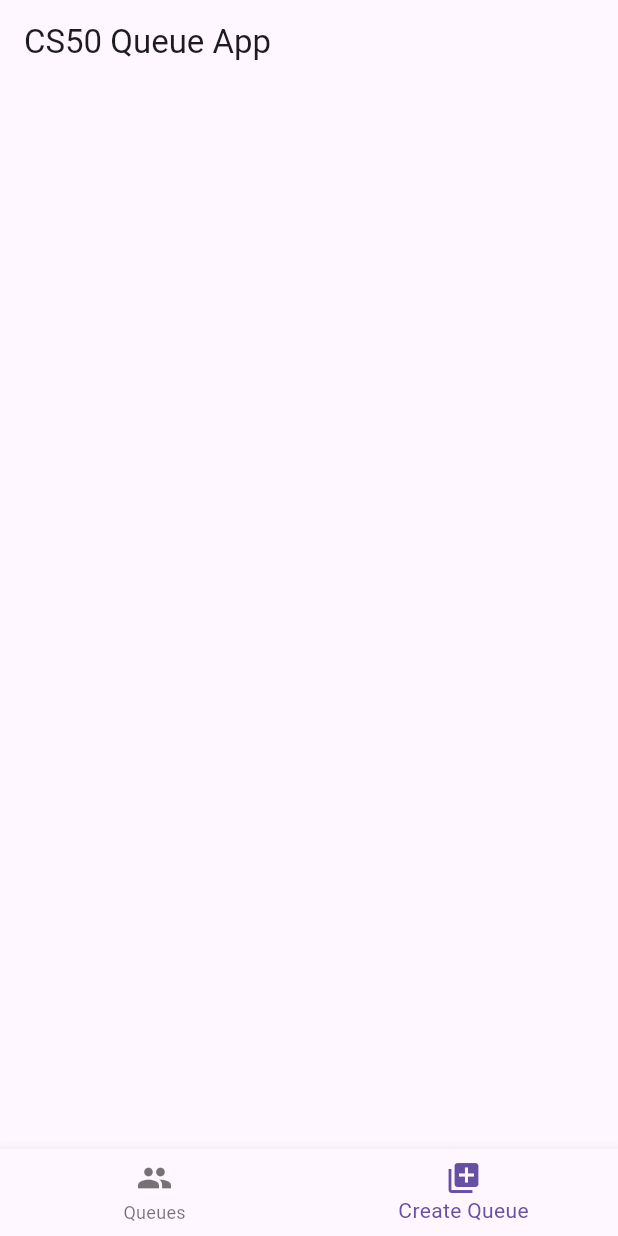
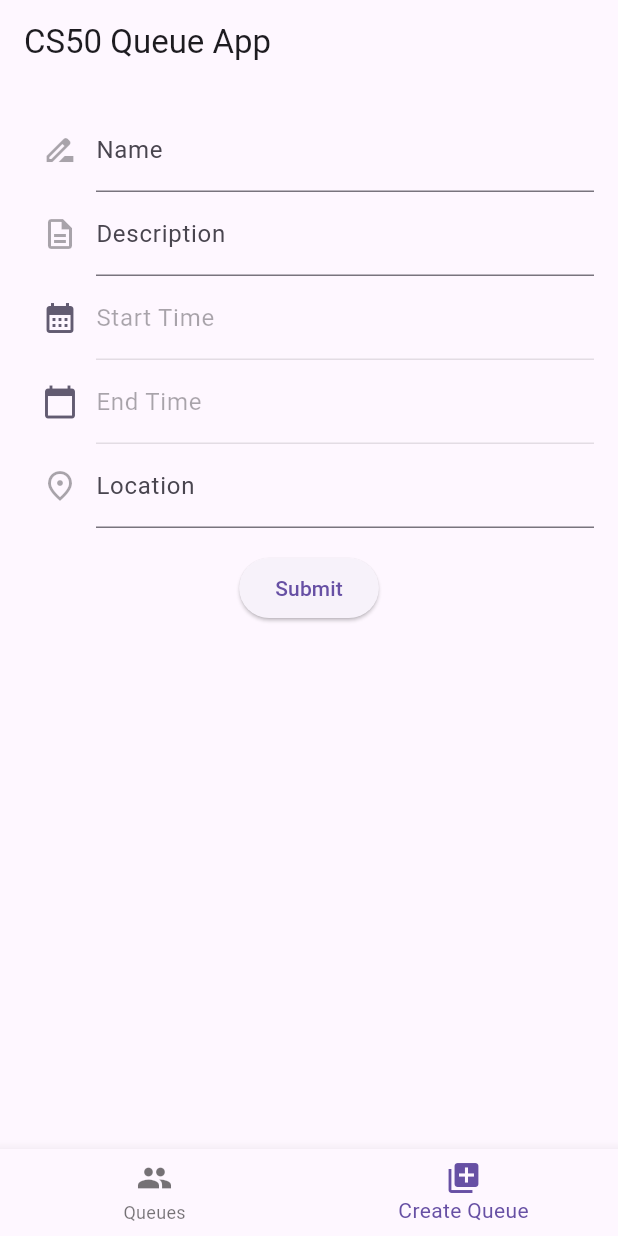
Before and after one commit to HarryJain/cs50_queue, a Flutter app: the screen it shows after launch, item 2 of the bottom bar chosen, on a phone screen of 412 x 824 dp. Run offline on Flutter 3.47's test engine with Material 2 defaults, Android fonts, the light colour scheme and no system bars; our stand-ins replace cloud_firestore, firebase_core, flutter_datetime_picker; accounts and stored records are empty.

Commit message:
Made AddQueuePage and necessary DatabaseService functions

```diff
--- a/lib/models/queue.dart
+++ b/lib/models/queue.dart
@@ -37,11 +37,11 @@ class Queue {
   }
 
   // Method to convert a DocumentSnapshot from Firestore into a Queue object
-  Queue.fromDocumentSnapshot(DocumentSnapshot<Map<String, dynamic>> doc)
+  Queue.fromDocumentSnapshot(DocumentSnapshot doc)
       : queueID = doc.id,
         name = doc.get('name'),
         description = doc.get('description'),
-        startTime = doc.get('startTime'),
-        endTime = doc.get('endTime'),
+        startTime = doc.get('startTime').toDate(),
+        endTime = doc.get('endTime').toDate(),
         location = doc.get('location');
 }
--- a/lib/models/queue_entry.dart
+++ b/lib/models/queue_entry.dart
@@ -35,7 +35,7 @@ class QueueEntry {
 
   // Method to convert a DocumentSnapshot from Firestore into a QueueEntry
   //  object
-  QueueEntry.fromDocumentSnapshot(DocumentSnapshot<Map<String, dynamic>> doc)
+  QueueEntry.fromDocumentSnapshot(DocumentSnapshot doc)
       : entryID = doc.id,
         name = doc.get('name'),
         problem = doc.get('problem'),
--- a/lib/services/database.dart
+++ b/lib/services/database.dart
@@ -10,6 +10,32 @@ class DatabaseService {
   // Store a "pointer" to the queues collection in the database
   final CollectionReference queueCollection =
       FirebaseFirestore.instance.collection('queues');
+
+  // Query the queues collection for all the queues that are currently started
+  //  and not yet ended, converting each to a Queue object and returning an
+  //  updating stream of their data
+  Stream<List<Queue>> queues() {
+    return queueCollection
+        .where('startTime', isLessThanOrEqualTo: DateTime.now())
+        .where('endTime', isGreaterThan: DateTime.now())
+        .orderBy('startTime')
+        .snapshots()
+        .map((event) =>
+            event.docs.map((doc) => Queue.fromDocumentSnapshot(doc)).toList());
+  }
+
+  // Add a new queue to the database with the given name, description,
+  //  startTime, endTime, and location
+  Future addQueue(String name, String description, DateTime startTime,
+      DateTime endTime, String location) async {
+    DocumentReference queueEntryReference = await queueCollection.add({
+      'name': name,
+      'description': description,
+      'startTime': startTime,
+      'endTime': endTime,
+      'location': location,
+    });
+  }
 
   // Query the queues collection for all the queueEntries in the given queueID,
   //  converting each to a QueueEntry object and returning an updating stream
--- /dev/null
+++ b/lib/widgets/add_queue_page.dart
@@ -0,0 +1,271 @@
+import 'package:cs50_queue/services/database.dart';
+import 'package:flutter/material.dart';
+import 'package:flutter_datetime_picker/flutter_datetime_picker.dart';
+
+class AddQueuePage extends StatefulWidget {
+  const AddQueuePage({Key? key}) : super(key: key);
+
+  @override
+  State<AddQueuePage> createState() => _AddQueuePageState();
+}
+
+class _AddQueuePageState extends State<AddQueuePage> {
+  // Global key to save the specific state of this form
+  final _formKey = GlobalKey<FormState>();
+
+  // Temporary variables to store the form input (? allows them to
+  //  be set to null by default)
+  String? name;
+  String? description;
+  DateTime? startTime;
+  DateTime? endTime;
+  String? location;
+
+  // TextEditingControllers allow for manual setting of the text fields for
+  //  start time and end time
+  final TextEditingController startController = TextEditingController();
+  final TextEditingController endController = TextEditingController();
+
+  @override
+  Widget build(BuildContext context) {
+    return Form(
+      key: _formKey,
+      child: Column(
+        // Horizontally align from the center
+        crossAxisAlignment: CrossAxisAlignment.center,
+        children: [
+          // Row for Name
+          Row(
+            children: [
+              // Icon for name
+              const IconButton(
+                icon: Icon(Icons.drive_file_rename_outline),
+                onPressed: null,
+              ),
+              // Expanded widget forces TextFormField to take up all available
+              //  horizontal space
+              Expanded(
+                // Input field for name
+                child: TextFormField(
+                  // The validator receives the text that the user has entered
+                  //  and checks if it is not empty
+                  validator: (value) {
+                    if (value == null || value.isEmpty) {
+                      return 'You must enter a queue name';
+                    }
+                    return null;
+                  },
+                  // Label the input with hint text
+                  decoration: const InputDecoration(
+                    labelText: 'Name',
+                  ),
+                  // Whenever the user changes their input, update the temporary
+                  //  name variable
+                  onChanged: (String? input) {
+                    name = input;
+                  },
+                ),
+              ),
+            ],
+          ),
+          // Row for Description
+          Row(
+            children: [
+              // Icon for description
+              const IconButton(
+                icon: Icon(Icons.description_outlined),
+                onPressed: null,
+              ),
+              // Expanded widget forces TextFormField to take up all available
+              //  horizontal space
+              Expanded(
+                // Input field for description
+                child: TextFormField(
+                  // Label the input with hint text
+                  decoration: const InputDecoration(
+                    labelText: 'Description',
+                  ),
+                  // Whenever the user changes their input, update the temporary
+                  //  description variable
+                  onChanged: (String? input) {
+                    description = input;
+                  },
+                ),
+              ),
+            ],
+          ),
+          // Row for Start Time
+          Row(
+            children: [
+              // Clickable IconButton for picking a DateTime
+              IconButton(
+                icon: Icon(
+                  Icons.calendar_month,
+                  color: Theme.of(context).colorScheme.secondary,
+                ),
+                onPressed: () {
+                  // When the IconButton is pressed, show a pop-up to choose a
+                  //  DateTime
+                  DatePicker.showDateTimePicker(
+                    context,
+                    showTitleActions: true,
+                    // Allow for DateTime values from now until 31 days from now
+                    minTime: DateTime.now(),
+                    maxTime: DateTime.now().add(const Duration(days: 31)),
+                    // When the choice is confirmed, update the temporary
+                    //  startTime variable and startController text
+                    onConfirm: (date) {
+                      startTime = date;
+                      startController.text = startTime.toString();
+                    },
+                    currentTime: DateTime.now(),
+                  );
+                },
+              ),
+              // Expanded widget forces TextFormField to take up all available
+              //  horizontal space
+              Expanded(
+                child: TextFormField(
+                  // Set a controller so that we can manually modify the value
+                  //  to match the DateTimePicker
+                  controller: startController,
+                  enabled: false,
+                  // Label the input with hint text
+                  decoration: const InputDecoration(
+                    labelText: 'Start Time',
+                  ),
+                  // The validator receives the DateTime that the user has
+                  //  entered and checks if it is not empty
+                  validator: (value) {
+                    if (startTime == null) {
+                      return 'You must enter a start time';
+                    }
+                    return null;
+                  },
+                ),
+              ),
+            ],
+          ),
+          // Row for End Time
+          Row(
+            children: [
+              // Clickable IconButton for picking a DateTime
+              IconButton(
+                icon: Icon(
+                  Icons.calendar_today,
+                  color: Theme.of(context).colorScheme.secondary,
+                ),
+                onPressed: () {
+                  // When the IconButton is pressed, show a pop-up to choose a
+                  //  DateTime
+                  DatePicker.showDateTimePicker(
+                    context,
+                    showTitleActions: true,
+                    // Allow for DateTime values from startTime until 32 days
+                    //  from now
+                    minTime: startTime,
+                    maxTime: DateTime.now().add(const Duration(days: 32)),
+                    // When the choice is confirmed, update the temporary
+                    //  endTime variable and endController text
+                    onConfirm: (date) {
+                      endTime = date;
+                      endController.text = endTime.toString();
+                    },
+                    currentTime: startTime ?? DateTime.now(),
+                  );
+                },
+              ),
+              // Expanded widget forces TextFormField to take up all available
+              //  horizontal space
+              Expanded(
+                child: TextFormField(
+                  // Set a controller so that we can manually modify the value
+                  //  to match the DateTimePicker
+                  controller: endController,
+                  enabled: false,
+                  // Label the input with hint text
+                  decoration: const InputDecoration(
+                    labelText: 'End Time',
+                  ),
+                  // The validator receives the DateTime that the user has
+                  //  entered and checks if it is not empty
+                  validator: (value) {
+                    if (endTime == null) {
+                      return 'You must enter a end time';
+                    }
+                    return null;
+                  },
+                ),
+              ),
+            ],
+          ),
+          // Row for Location
+          Row(
+            children: [
+              // Icon for location
+              const IconButton(
+                icon: Icon(Icons.place_outlined),
+                onPressed: null,
+              ),
+              // Expanded widget forces TextFormField to take up all available
+              //  horizontal space
+              Expanded(
+                // Input field for location
+                child: TextFormField(
+                  // Label the input with hint text
+                  decoration: const InputDecoration(
+                    labelText: 'Location',
+                  ),
+                  // The validator receives the text that the user has entered
+                  //  and checks if it is not empty
+                  validator: (value) {
+                    if (value == null || value.isEmpty) {
+                      return 'You must enter a queue location';
+                    }
+                    return null;
+                  },
+                  // Whenever the user changes their input, update the temporary
+                  //  location variable
+                  onChanged: (String? input) {
+                    location = input;
+                  },
+                ),
+              ),
+            ],
+          ),
+          Padding(
+            padding: const EdgeInsets.symmetric(vertical: 16.0),
+            child: ElevatedButton(
+              onPressed: () async {
+                // Validate returns true if the form is valid, or false
+                //  otherwise
+                if (_formKey.currentState!.validate()) {
+                  // If the form is valid, display a snackbar alert, close
+                  //  the form, and add a queue to the database
+                  ScaffoldMessenger.of(context).showSnackBar(
+                    const SnackBar(
+                      content: Text(
+                        'Thanks for creating a queue! It should appear on the Queues page now...',
+                      ),
+                    ),
+                  );
+                  // Add a queue with the given inputs (with the ??
+                  //  replacing the temporary variables with empty strings
+                  //  or default dates if they are null)
+                  await DatabaseService().addQueue(
+                    name ?? '',
+                    description ?? '',
+                    startTime ?? DateTime.now(),
+                    endTime ?? DateTime.now(),
+                    location ?? '',
+                  );
+                }
+              },
+              child: const Text('Submit'),
+            ),
+          ),
+        ],
+      ),
+    );
+  }
+}
--- a/lib/widgets/home.dart
+++ b/lib/widgets/home.dart
@@ -1,3 +1,4 @@
+import 'package:cs50_queue/widgets/add_queue_page.dart';
 import 'package:cs50_queue/widgets/queue_page.dart';
 import 'package:flutter/material.dart';
 
@@ -23,7 +24,7 @@ class _HomeState extends State<Home> {
   // List of pages that the BottomNavigationBar contains
   final List<Widget> _pages = [
     const QueuePage(),
-    Container(),
+    const AddQueuePage(),
   ];
 
   @override
@@ -35,9 +36,14 @@ class _HomeState extends State<Home> {
       appBar: AppBar(
         title: const Text('CS50 Queue App'),
       ),
-      // The body is dynamically set to whatever page is at the selected index
-      //  of the BottomNavigationBar
-      body: _pages[_selectedIndex],
+      // The body parameter contains the main content of the Scaffold, here a
+      //  padding widget that provides some margin around the whole body
+      body: Padding(
+        padding: const EdgeInsets.all(16.0),
+        // The body is dynamically set to whatever page is at the selected index
+        //  of the BottomNavigationBar
+        child: _pages[_selectedIndex],
+      ),
       // BottomNavigationBar is a persistent row of buttons for changing which
       //  page of the app you are on
       bottomNavigationBar: BottomNavigationBar(
--- a/pubspec.yaml
+++ b/pubspec.yaml
@@ -38,6 +38,7 @@ dependencies:
   cupertino_icons: ^1.0.2
   firebase_core: ^2.1.1
   cloud_firestore: ^4.0.4
+  flutter_datetime_picker: ^1.5.1
 
 dev_dependencies:
   flutter_test:
```
Also changed, not shown: lib/widgets/queue_page.dart (+2 -7 lines), pubspec.lock.
